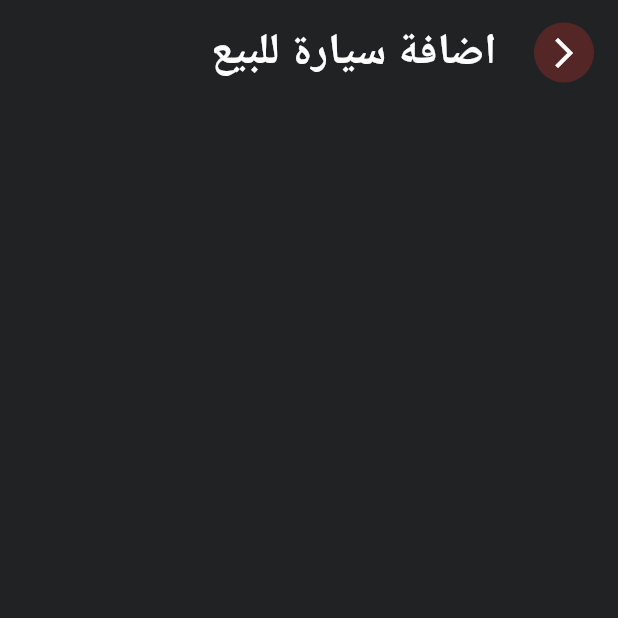
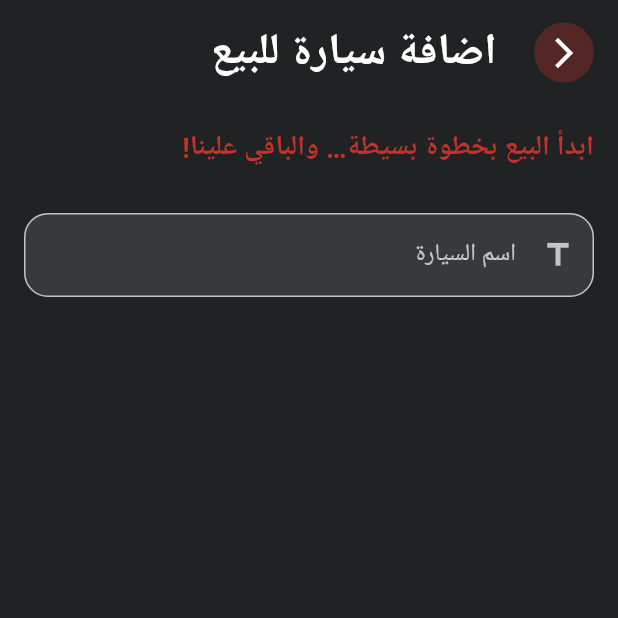
Before and after one commit to osama-ahmed-alsharabi/car-zone, a Flutter app: the CreateProductView screen opened by its route, on a phone screen of 412 x 824 dp, the top half of it. Run offline on Flutter 3.47's test engine with Material 3 defaults, Android fonts, the phone set to English and light mode, and no system bars; our stand-ins replace dio, firebase_auth, firebase_core, flutter_bloc, flutter_secure_storage, flutter_svg and 7 more; accounts and stored records are empty; Roboto replaces fonts that are missing (Cairo).

Commit message:
starting the marketing text to make the user sell the car and add the car name

```diff
--- a/lib/features/profile/presentation/view/widgets/create_product_body.dart
+++ b/lib/features/profile/presentation/view/widgets/create_product_body.dart
@@ -1,13 +1,32 @@
-
+import 'package:car_zone/core/utils/app_colors.dart';
+import 'package:car_zone/core/utils/app_text_style.dart';
+import 'package:car_zone/core/widgets/custom_text_from_field_widget.dart';
 import 'package:flutter/material.dart';
 
 class CreateProductBody extends StatelessWidget {
-  const CreateProductBody({
-    super.key,
-  });
+  const CreateProductBody({super.key});
 
   @override
   Widget build(BuildContext context) {
-    return Column();
+    return SingleChildScrollView(
+      padding: EdgeInsets.symmetric(horizontal: 16),
+      child: Column(
+        crossAxisAlignment: CrossAxisAlignment.start,
+        children: [
+          SizedBox(height: 15),
+          Text(
+            "ابدأ البيع بخطوة بسيطة… والباقي علينا!",
+            style: context.textStyle.text18SemiBold.copyWith(
+              color: AppColors.primaryColor,
+            ),
+          ),
+          SizedBox(height: 30),
+          CustomTextFormFieldWidget(
+            labelText: "اسم السيارة",
+            icon: Icons.title,
+          ),
+        ],
+      ),
+    );
   }
 }
```
